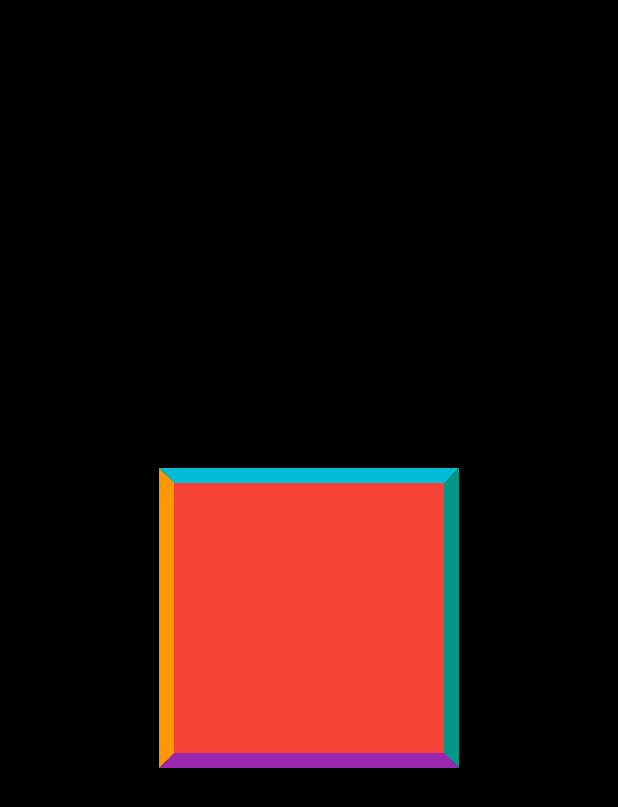
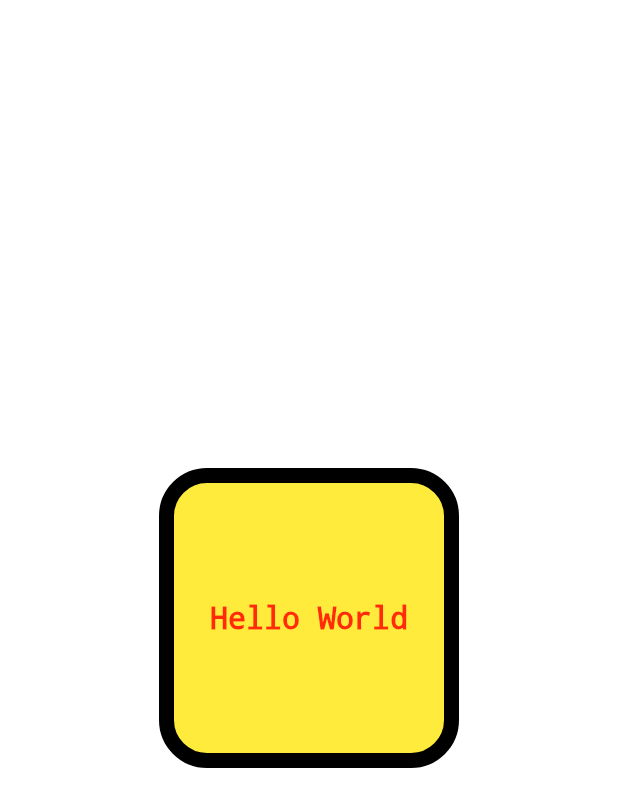
Before and after one commit to bek-n/intro_flutter, a Flutter app: the screen it shows after launch, on a phone screen of 412 x 824 dp. Shown: the top 807 px of the screen. Run offline on Flutter 3.47's test engine with Material 2 defaults, Android fonts, the phone set to English and light mode, and no system bars.

Commit message:
rectangle with border hello world

```diff
--- a/lib/4 - dars. Border/border.dart
+++ b/lib/4 - dars. Border/border.dart
@@ -7,20 +7,23 @@ class MyApp extends StatelessWidget {
   Widget build(BuildContext context) {
     return MaterialApp(
         home: Container(
-      color: Colors.black,
+            color: Colors.white,
             child: Center(
               child: Container(
                 width: 200,
                 height: 200,
                 decoration: BoxDecoration(
-              color: Colors.red,
-              border: Border(
-                  bottom: BorderSide(color: Colors.purple, width: 10),
-                  top: BorderSide(color: Colors.cyan, width: 10),
-                  right: BorderSide(color: Colors.teal, width: 10),
-                  left: BorderSide(color: Colors.orange, width: 10))),
+                    color: Colors.yellow,
+                    borderRadius: BorderRadius.all(Radius.circular(32)),
+                    border: Border.all(color: Colors.black, width: 10)),
+                child: Center(
+                  child: Text(
+                    'Hello World',
+                    style: TextStyle(
+                        decoration: TextDecoration.none, fontSize: 20),
                   ),
                 ),
-    ));
+              ),
+            )));
   }
 }
```
Lines whose indentation alone changed are shown as unchanged.
